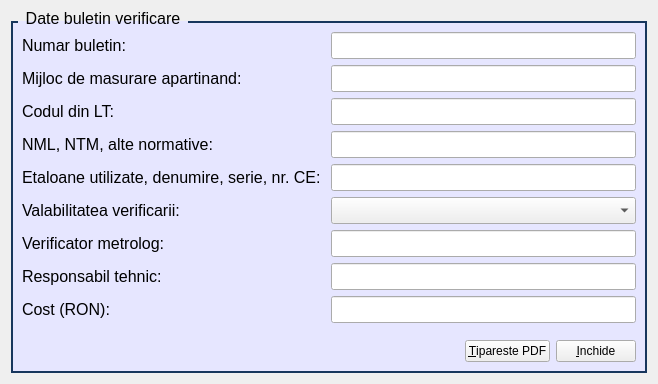
First picture: the form in Meter/report.ui, repository cagavriloaie/WFlowLab, before the edit.
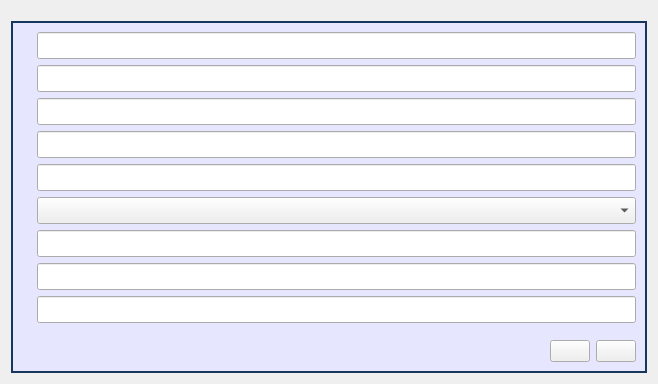
Second picture: the form after the edit. Icons and pictures are not drawn.

Diff of the .ui file:
```diff
--- a/Meter/report.ui
+++ b/Meter/report.ui
@@ -113,7 +113,7 @@
    <item row="0" column="0">
     <widget class="QGroupBox" name="grBoxBuletin">
      <property name="title">
-      <string>Date buletin verificare</string>
+      <string/>
      </property>
      <layout class="QGridLayout" name="gridLayout_2">
       <item row="0" column="0">
@@ -123,28 +123,28 @@
           <item row="0" column="0">
            <widget class="QLabel" name="lbBuletinNumber">
             <property name="text">
-             <string>Numar buletin:</string>
+             <string/>
             </property>
            </widget>
           </item>
           <item row="3" column="0">
            <widget class="QLabel" name="lb3">
             <property name="text">
-             <string>NML, NTM, alte normative:</string>
+             <string/>
             </property>
            </widget>
           </item>
           <item row="8" column="0">
            <widget class="QLabel" name="lb6">
             <property name="text">
-             <string>Cost (RON):</string>
+             <string/>
             </property>
            </widget>
           </item>
           <item row="6" column="0">
            <widget class="QLabel" name="lbChecker">
             <property name="text">
-             <string>Verificator metrolog:</string>
+             <string/>
             </property>
            </widget>
           </item>
@@ -170,14 +170,14 @@
           <item row="4" column="0">
            <widget class="QLabel" name="lb4">
             <property name="text">
-             <string>Etaloane utilizate, denumire, serie, nr. CE: </string>
+             <string/>
             </property>
            </widget>
           </item>
           <item row="1" column="0">
            <widget class="QLabel" name="lb1">
             <property name="text">
-             <string>Mijloc de masurare apartinand:</string>
+             <string/>
             </property>
            </widget>
           </item>
@@ -193,7 +193,7 @@
           <item row="5" column="0">
            <widget class="QLabel" name="lb5">
             <property name="text">
-             <string>Valabilitatea verificarii:</string>
+             <string/>
             </property>
            </widget>
           </item>
@@ -209,7 +209,7 @@
           <item row="2" column="0">
            <widget class="QLabel" name="lb2">
             <property name="text">
-             <string>Codul din LT:</string>
+             <string/>
             </property>
            </widget>
           </item>
@@ -243,7 +243,7 @@
           <item row="7" column="0">
            <widget class="QLabel" name="lbTehnicalSuperviser">
             <property name="text">
-             <string>Responsabil tehnic:</string>
+             <string/>
             </property>
            </widget>
           </item>
@@ -306,7 +306,7 @@
              <enum>Qt::NoFocus</enum>
             </property>
             <property name="text">
-             <string>&amp;Tipareste PDF</string>
+             <string/>
             </property>
            </widget>
           </item>
@@ -316,7 +316,7 @@
              <enum>Qt::NoFocus</enum>
             </property>
             <property name="text">
-             <string>&amp;Inchide</string>
+             <string/>
             </property>
            </widget>
           </item>
```
Left out of the diff: 14 changed lines with no effect on the pictures.
